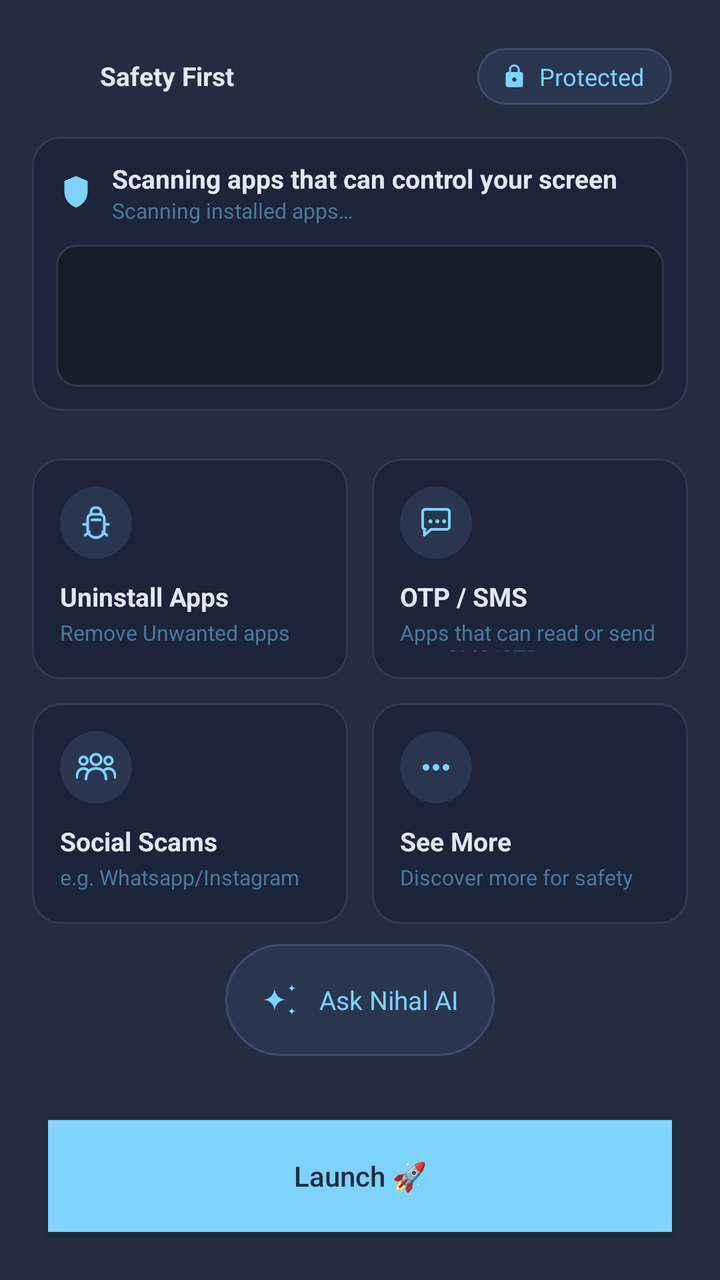
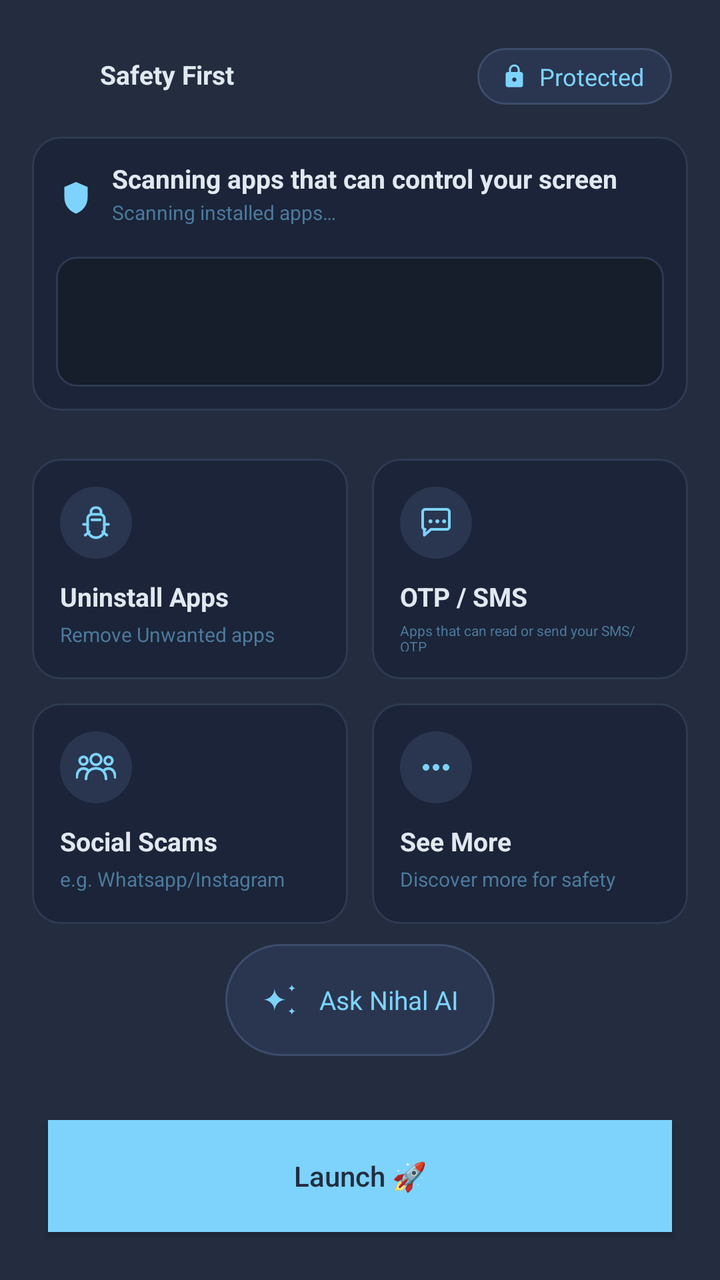

An Android layout rendered at two revisions. The XML below is the earlier revision; the diff shows what the commit changed to produce the second picture.
<!-- AndroidManifest.xml: activity theme Theme.NihalHome -->
<!-- res/layout/activity_main.xml -->
<?xml version="1.0" encoding="utf-8"?>
<LinearLayout xmlns:android="http://schemas.android.com/apk/res/android"
    android:layout_width="match_parent"
    android:layout_height="match_parent"
    android:orientation="vertical"
    android:background="@color/onboarding_background">

    <LinearLayout
        android:id="@+id/topStatusBar"
        android:layout_width="match_parent"
        android:layout_height="wrap_content"
        android:orientation="horizontal"
        android:gravity="center_vertical"
        android:paddingStart="24dp"
        android:paddingEnd="24dp"
        android:paddingTop="24dp">

        <LinearLayout
            android:id="@+id/containerSafetyFirst"
            android:layout_width="0dp"
            android:layout_height="wrap_content"
            android:layout_weight="1"
            android:orientation="horizontal"
            android:gravity="start|center_vertical">

            <ImageView
                android:id="@+id/imageSafetyLogo"
                android:layout_width="20dp"
                android:layout_height="20dp"
                android:layout_marginEnd="6dp"
                android:src="@mipmap/ic_launcher" />

            <TextView
                android:id="@+id/textSafetyFirst"
                android:layout_width="wrap_content"
                android:layout_height="wrap_content"
                android:text="@string/safety_first_title"
                android:textColor="@color/onboarding_heading"
                android:textSize="13sp"
                android:textStyle="bold" />

        </LinearLayout>

        <LinearLayout
            android:id="@+id/containerProtected"
            android:layout_width="wrap_content"
            android:layout_height="wrap_content"
            android:orientation="horizontal"
            android:gravity="center_vertical"
            android:background="@drawable/bg_capsule_protected"
            android:paddingStart="12dp"
            android:paddingEnd="14dp"
            android:paddingTop="6dp"
            android:paddingBottom="6dp">

            <ImageView
                android:id="@+id/imageLockIcon"
                android:layout_width="13dp"
                android:layout_height="13dp"
                android:layout_marginEnd="6dp"
                android:src="@drawable/ic_lock" />

            <TextView
                android:id="@+id/textProtected"
                android:layout_width="wrap_content"
                android:layout_height="wrap_content"
                android:text="@string/protected_label"
                android:textColor="@color/onboarding_accent"
                android:textSize="12sp" />

        </LinearLayout>

    </LinearLayout>

    <LinearLayout
        android:id="@+id/middleContentArea"
        android:layout_width="match_parent"
        android:layout_height="0dp"
        android:layout_weight="1"
        android:orientation="vertical">

        <FrameLayout
            android:id="@+id/containerFirstPart"
            android:layout_width="match_parent"
            android:layout_height="0dp"
            android:layout_weight="35"
            android:padding="16dp">

            <LinearLayout
                android:id="@+id/boxFirstPart"
                android:layout_width="match_parent"
                android:layout_height="match_parent"
                android:orientation="vertical"
                android:background="@drawable/bg_scan_card"
                android:padding="12dp">

                <LinearLayout
                    android:layout_width="match_parent"
                    android:layout_height="wrap_content"
                    android:orientation="horizontal"
                    android:gravity="center_vertical"
                    android:layout_marginBottom="10dp">

                    <ImageView
                        android:layout_width="20dp"
                        android:layout_height="20dp"
                        android:layout_marginEnd="8dp"
                        android:src="@drawable/ic_shield_scan" />

                    <LinearLayout
                        android:layout_width="0dp"
                        android:layout_height="wrap_content"
                        android:layout_weight="1"
                        android:orientation="vertical">

                        <TextView
                            android:text="@string/scan_title"
                            android:layout_width="wrap_content"
                            android:layout_height="wrap_content"
                            android:textColor="@color/onboarding_heading"
                            android:textSize="13sp"
                            android:textStyle="bold" />

                        <TextView
                            android:id="@+id/textScanSubtitle"
                            android:text="@string/scan_subtitle_running"
                            android:layout_width="wrap_content"
                            android:layout_height="wrap_content"
                            android:textColor="@color/terminal_text_dim"
                            android:textSize="10.5sp" />

                    </LinearLayout>

                </LinearLayout>

                <FrameLayout
                    android:layout_width="match_parent"
                    android:layout_height="0dp"
                    android:layout_weight="1">

                    <ScrollView
                        android:id="@+id/scrollTerminal"
                        android:layout_width="match_parent"
                        android:layout_height="match_parent"
                        android:background="@drawable/bg_terminal"
                        android:padding="10dp"
                        android:scrollbars="none"
                        android:visibility="visible">

                        <TextView
                            android:id="@+id/textTerminalLog"
                            android:layout_width="match_parent"
                            android:layout_height="wrap_content"
                            android:fontFamily="monospace"
                            android:textColor="@color/terminal_text"
                            android:textSize="9.5sp"
                            android:lineSpacingExtra="2dp" />

                    </ScrollView>

                    <ScrollView
                        android:id="@+id/scrollResults"
                        android:layout_width="match_parent"
                        android:layout_height="match_parent"
                        android:scrollbars="none"
                        android:visibility="gone">

                        <LinearLayout
                            android:id="@+id/containerRiskResults"
                            android:layout_width="match_parent"
                            android:layout_height="wrap_content"
                            android:orientation="vertical" />

                    </ScrollView>

                    <LinearLayout
                        android:id="@+id/containerNoIssues"
                        android:layout_width="match_parent"
                        android:layout_height="match_parent"
                        android:orientation="vertical"
                        android:gravity="center"
                        android:paddingStart="10dp"
                        android:paddingEnd="10dp"
                        android:paddingTop="4dp"
                        android:paddingBottom="4dp"
                        android:visibility="gone">

                        <ImageView
                            android:layout_width="@dimen/no_issues_icon_size"
                            android:layout_height="@dimen/no_issues_icon_size"
                            android:layout_marginBottom="4dp"
                            android:adjustViewBounds="true"
                            android:scaleType="fitCenter"
                            android:src="@drawable/ic_shield_check" />

                        <TextView
                            android:text="@string/no_issues_found_title"
                            android:layout_width="match_parent"
                            android:layout_height="wrap_content"
                            android:textColor="@color/onboarding_heading"
                            android:textStyle="bold"
                            android:gravity="center"
                            android:maxLines="1"
                            android:autoSizeTextType="uniform"
                            android:autoSizeMinTextSize="8sp"
                            android:autoSizeMaxTextSize="13sp"
                            android:autoSizeStepGranularity="1sp" />

                        <TextView
                            android:text="@string/no_issues_found_subtitle"
                            android:layout_width="match_parent"
                            android:layout_height="wrap_content"
                            android:layout_marginTop="2dp"
                            android:textColor="@color/terminal_text_dim"
                            android:gravity="center"
                            android:maxLines="2"
                            android:autoSizeTextType="uniform"
                            android:autoSizeMinTextSize="7sp"
                            android:autoSizeMaxTextSize="10sp"
                            android:autoSizeStepGranularity="1sp" />

                    </LinearLayout>

                </FrameLayout>

            </LinearLayout>

        </FrameLayout>

        <LinearLayout
            android:id="@+id/containerSecondPart"
            android:layout_width="match_parent"
            android:layout_height="0dp"
            android:layout_weight="65"
            android:orientation="vertical"
            android:paddingStart="16dp"
            android:paddingEnd="16dp"
            android:paddingTop="8dp"
            android:paddingBottom="8dp">

            <LinearLayout
                android:layout_width="match_parent"
                android:layout_height="0dp"
                android:layout_weight="1"
                android:orientation="horizontal">

                <LinearLayout
                    android:id="@+id/cardUninstallApps"
                    android:layout_width="0dp"
                    android:layout_height="match_parent"
                    android:layout_weight="1"
                    android:layout_marginEnd="6dp"
                    android:layout_marginBottom="6dp"
                    android:orientation="vertical"
                    android:background="@drawable/bg_feature_card"
                    android:clickable="true"
                    android:focusable="true"
                    android:padding="14dp">

                    <ImageView
                        android:layout_width="36dp"
                        android:layout_height="36dp"
                        android:layout_marginBottom="10dp"
                        android:background="@drawable/bg_feature_icon_circle"
                        android:padding="8dp"
                        android:src="@drawable/ic_feature_uninstall" />

                    <TextView
                        android:text="@string/feature_uninstall_title"
                        android:layout_width="wrap_content"
                        android:layout_height="wrap_content"
                        android:textColor="@color/onboarding_heading"
                        android:textSize="13sp"
                        android:textStyle="bold" />

                    <TextView
                        android:text="@string/feature_uninstall_subtitle"
                        android:layout_width="wrap_content"
                        android:layout_height="wrap_content"
                        android:layout_marginTop="2dp"
                        android:textColor="@color/terminal_text_dim"
                        android:textSize="10.5sp" />

                </LinearLayout>

                <LinearLayout
                    android:id="@+id/cardOtpSms"
                    android:layout_width="0dp"
                    android:layout_height="match_parent"
                    android:layout_weight="1"
                    android:layout_marginStart="6dp"
                    android:layout_marginBottom="6dp"
                    android:orientation="vertical"
                    android:background="@drawable/bg_feature_card"
                    android:clickable="true"
                    android:focusable="true"
                    android:padding="14dp">

                    <ImageView
                        android:layout_width="36dp"
                        android:layout_height="36dp"
                        android:layout_marginBottom="10dp"
                        android:background="@drawable/bg_feature_icon_circle"
                        android:padding="8dp"
                        android:src="@drawable/ic_feature_otp_sms" />

                    <TextView
                        android:text="@string/feature_otp_sms_title"
                        android:layout_width="wrap_content"
                        android:layout_height="wrap_content"
                        android:textColor="@color/onboarding_heading"
                        android:textSize="13sp"
                        android:textStyle="bold" />

                    <TextView
                        android:text="@string/feature_otp_sms_subtitle"
                        android:layout_width="wrap_content"
                        android:layout_height="wrap_content"
                        android:layout_marginTop="2dp"
                        android:textColor="@color/terminal_text_dim"
                        android:textSize="10.5sp" />

                </LinearLayout>

            </LinearLayout>

            <LinearLayout
                android:layout_width="match_parent"
                android:layout_height="0dp"
                android:layout_weight="1"
                android:orientation="horizontal">

                <LinearLayout
                    android:id="@+id/cardSocialScams"
                    android:layout_width="0dp"
                    android:layout_height="match_parent"
                    android:layout_weight="1"
                    android:layout_marginEnd="6dp"
                    android:layout_marginTop="6dp"
                    android:orientation="vertical"
                    android:background="@drawable/bg_feature_card"
                    android:clickable="true"
                    android:focusable="true"
                    android:padding="14dp">

                    <ImageView
                        android:layout_width="36dp"
                        android:layout_height="36dp"
                        android:layout_marginBottom="10dp"
                        android:background="@drawable/bg_feature_icon_circle"
                        android:padding="8dp"
                        android:src="@drawable/ic_feature_social_scams" />

                    <TextView
                        android:text="@string/feature_social_scams_title"
                        android:layout_width="wrap_content"
                        android:layout_height="wrap_content"
                        android:textColor="@color/onboarding_heading"
                        android:textSize="13sp"
                        android:textStyle="bold" />

                    <TextView
                        android:text="@string/feature_social_scams_subtitle"
                        android:layout_width="wrap_content"
                        android:layout_height="wrap_content"
                        android:layout_marginTop="2dp"
                        android:textColor="@color/terminal_text_dim"
                        android:textSize="10.5sp" />

                </LinearLayout>

                <LinearLayout
                    android:id="@+id/cardSeeMore"
                    android:layout_width="0dp"
                    android:layout_height="match_parent"
                    android:layout_weight="1"
                    android:layout_marginStart="6dp"
                    android:layout_marginTop="6dp"
                    android:orientation="vertical"
                    android:background="@drawable/bg_feature_card"
                    android:clickable="true"
                    android:focusable="true"
                    android:padding="14dp">

                    <ImageView
                        android:layout_width="36dp"
                        android:layout_height="36dp"
                        android:layout_marginBottom="10dp"
                        android:background="@drawable/bg_feature_icon_circle"
                        android:padding="8dp"
                        android:src="@drawable/ic_feature_see_more" />

                    <TextView
                        android:text="@string/feature_see_more_title"
                        android:layout_width="wrap_content"
                        android:layout_height="wrap_content"
                        android:textColor="@color/onboarding_heading"
                        android:textSize="13sp"
                        android:textStyle="bold" />

                    <TextView
                        android:text="@string/feature_see_more_subtitle"
                        android:layout_width="wrap_content"
                        android:layout_height="wrap_content"
                        android:layout_marginTop="2dp"
                        android:textColor="@color/terminal_text_dim"
                        android:textSize="10.5sp" />

                </LinearLayout>

            </LinearLayout>

            <LinearLayout
                android:id="@+id/containerAskNihalAi"
                android:layout_width="wrap_content"
                android:layout_height="56dp"
                android:layout_marginTop="10dp"
                android:layout_gravity="center_horizontal"
                android:orientation="horizontal"
                android:gravity="center"
                android:background="@drawable/bg_capsule_protected"
                android:clickable="true"
                android:focusable="true"
                android:paddingStart="16dp"
                android:paddingEnd="18dp">

                <ImageView
                    android:layout_width="23dp"
                    android:layout_height="23dp"
                    android:layout_marginEnd="8dp"
                    android:src="@drawable/ic_sparkles" />

                <TextView
                    android:text="@string/ask_nihal_ai_label"
                    android:layout_width="wrap_content"
                    android:layout_height="wrap_content"
                    android:textColor="@color/onboarding_accent"
                    android:textSize="13sp" />

            </LinearLayout>

        </LinearLayout>

    </LinearLayout>

    <Button
        android:id="@+id/buttonGo"
        android:layout_width="match_parent"
        android:layout_height="56dp"
        android:layout_margin="24dp"
        android:background="@color/onboarding_accent"
        android:text="@string/action_go"
        android:textColor="@color/onboarding_button_text"
        android:textAllCaps="false"
        android:elevation="0dp" />

</LinearLayout>
<!-- resources referenced by this layout -->
<resources>
  <color name="onboarding_accent">#7DD3FC</color>
  <color name="onboarding_background">#232D3F</color>
  <color name="onboarding_button_text">#232D3F</color>
  <color name="onboarding_heading">#E2E8F0</color>
  <color name="terminal_text">#7DD3FC</color>
  <color name="terminal_text_dim">#4C7A9C</color>
  <dimen name="no_issues_icon_size">28dp</dimen>
  <!-- drawable bg_capsule_protected (drawable) -->
  <shape xmlns:android="http://schemas.android.com/apk/res/android"
      android:shape="rectangle">
      <solid android:color="@color/protected_capsule_background" />
      <stroke
          android:width="1dp"
          android:color="@color/protected_capsule_border" />
      <corners android:radius="50dp" />
  </shape>
  <!-- drawable bg_feature_card (drawable) -->
  <?xml version="1.0" encoding="utf-8"?>
  <shape xmlns:android="http://schemas.android.com/apk/res/android"
      android:shape="rectangle">
      <solid android:color="@color/scan_card_background" />
      <stroke
          android:width="1dp"
          android:color="@color/scan_card_border" />
      <corners android:radius="14dp" />
  </shape>
  <!-- drawable bg_feature_icon_circle (drawable) -->
  <?xml version="1.0" encoding="utf-8"?>
  <shape xmlns:android="http://schemas.android.com/apk/res/android"
      android:shape="oval">
      <solid android:color="@color/protected_capsule_background" />
  </shape>
  <!-- drawable bg_scan_card (drawable) -->
  <?xml version="1.0" encoding="utf-8"?>
  <shape xmlns:android="http://schemas.android.com/apk/res/android"
      android:shape="rectangle">
      <solid android:color="@color/scan_card_background" />
      <stroke
          android:width="1dp"
          android:color="@color/scan_card_border" />
      <corners android:radius="14dp" />
  </shape>
  <!-- drawable bg_terminal (drawable) -->
  <?xml version="1.0" encoding="utf-8"?>
  <shape xmlns:android="http://schemas.android.com/apk/res/android"
      android:shape="rectangle">
      <solid android:color="@color/terminal_background" />
      <stroke
          android:width="1dp"
          android:color="@color/terminal_border" />
      <corners android:radius="10dp" />
  </shape>
  <!-- mipmap ic_launcher (mipmap-anydpi-v26) -->
  <?xml version="1.0" encoding="utf-8"?>
  <adaptive-icon xmlns:android="http://schemas.android.com/apk/res/android">
      <background android:drawable="@drawable/ic_launcher_background"/>
      <foreground android:drawable="@drawable/ic_launcher_foreground"/>
  </adaptive-icon>
  <string name="action_go">Launch 🚀</string>
  <string name="ask_nihal_ai_label">Ask Nihal AI</string>
  <string name="feature_otp_sms_subtitle">Apps that can read or send your SMS/OTP</string>
  <string name="feature_otp_sms_title">OTP / SMS</string>
  <string name="feature_see_more_subtitle">Discover more for safety</string>
  <string name="feature_see_more_title">See More</string>
  <string name="feature_social_scams_subtitle">e.g. Whatsapp/Instagram</string>
  <string name="feature_social_scams_title">Social Scams</string>
  <string name="feature_uninstall_subtitle">Remove Unwanted apps</string>
  <string name="feature_uninstall_title">Uninstall Apps</string>
  <string name="no_issues_found_subtitle">No Apps Found that can control your screen</string>
  <string name="no_issues_found_title">No Issues Found</string>
  <string name="protected_label">Protected</string>
  <string name="safety_first_title">Safety First</string>
  <string name="scan_subtitle_running">Scanning installed apps…</string>
  <string name="scan_title">Scanning apps that can control your screen</string>
  <color name="protected_capsule_background">#2A3650</color>
  <color name="protected_capsule_border">#3D4C6B</color>
  <color name="scan_card_background">#1B2438</color>
  <color name="scan_card_border">#2E3A52</color>
  <color name="terminal_background">#161D2B</color>
  <color name="terminal_border">#2E3A52</color>
  <color name="safe_state_icon">#4ADE80</color>
  <!-- unchanged entries left out for length: 11 -->
</resources>

<!-- the commit's change to res/layout/activity_main.xml (unified diff, before → after) -->
@@ -32,12 +32,17 @@
 
             <TextView
                 android:id="@+id/textSafetyFirst"
-                android:layout_width="wrap_content"
+                android:layout_width="match_parent"
                 android:layout_height="wrap_content"
                 android:text="@string/safety_first_title"
                 android:textColor="@color/onboarding_heading"
-                android:textSize="13sp"
-                android:textStyle="bold" />
+                android:textStyle="bold"
+                android:maxLines="1"
+                android:ellipsize="end"
+                android:autoSizeTextType="uniform"
+                android:autoSizeMinTextSize="8sp"
+                android:autoSizeMaxTextSize="13sp"
+                android:autoSizeStepGranularity="1sp" />
 
         </LinearLayout>
 
@@ -115,19 +120,29 @@
 
                         <TextView
                             android:text="@string/scan_title"
-                            android:layout_width="wrap_content"
+                            android:layout_width="match_parent"
                             android:layout_height="wrap_content"
                             android:textColor="@color/onboarding_heading"
-                            android:textSize="13sp"
-                            android:textStyle="bold" />
+                            android:textStyle="bold"
+                            android:maxLines="1"
+                            android:ellipsize="end"
+                            android:autoSizeTextType="uniform"
+                            android:autoSizeMinTextSize="7sp"
+                            android:autoSizeMaxTextSize="13sp"
+                            android:autoSizeStepGranularity="1sp" />
 
                         <TextView
                             android:id="@+id/textScanSubtitle"
                             android:text="@string/scan_subtitle_running"
-                            android:layout_width="wrap_content"
+                            android:layout_width="match_parent"
                             android:layout_height="wrap_content"
                             android:textColor="@color/terminal_text_dim"
-                            android:textSize="10.5sp" />
+                            android:maxLines="1"
+                            android:ellipsize="end"
+                            android:autoSizeTextType="uniform"
+                            android:autoSizeMinTextSize="6sp"
+                            android:autoSizeMaxTextSize="10.5sp"
+                            android:autoSizeStepGranularity="1sp" />
 
                     </LinearLayout>
 
@@ -267,19 +282,29 @@
 
                     <TextView
                         android:text="@string/feature_uninstall_title"
-                        android:layout_width="wrap_content"
+                        android:layout_width="match_parent"
                         android:layout_height="wrap_content"
                         android:textColor="@color/onboarding_heading"
-                        android:textSize="13sp"
-                        android:textStyle="bold" />
+                        android:textStyle="bold"
+                        android:maxLines="1"
+                        android:ellipsize="end"
+                        android:autoSizeTextType="uniform"
+                        android:autoSizeMinTextSize="8sp"
+                        android:autoSizeMaxTextSize="13sp"
+                        android:autoSizeStepGranularity="1sp" />
 
                     <TextView
                         android:text="@string/feature_uninstall_subtitle"
-                        android:layout_width="wrap_content"
+                        android:layout_width="match_parent"
                         android:layout_height="wrap_content"
                         android:layout_marginTop="2dp"
                         android:textColor="@color/terminal_text_dim"
-                        android:textSize="10.5sp" />
+                        android:maxLines="2"
+                        android:ellipsize="end"
+                        android:autoSizeTextType="uniform"
+                        android:autoSizeMinTextSize="7sp"
+                        android:autoSizeMaxTextSize="10.5sp"
+                        android:autoSizeStepGranularity="1sp" />
 
                 </LinearLayout>
 
@@ -306,19 +331,29 @@
 
                     <TextView
                         android:text="@string/feature_otp_sms_title"
-                        android:layout_width="wrap_content"
+                        android:layout_width="match_parent"
                         android:layout_height="wrap_content"
                         android:textColor="@color/onboarding_heading"
-                        android:textSize="13sp"
-                        android:textStyle="bold" />
+                        android:textStyle="bold"
+                        android:maxLines="1"
+                        android:ellipsize="end"
+                        android:autoSizeTextType="uniform"
+                        android:autoSizeMinTextSize="8sp"
+                        android:autoSizeMaxTextSize="13sp"
+                        android:autoSizeStepGranularity="1sp" />
 
                     <TextView
                         android:text="@string/feature_otp_sms_subtitle"
-                        android:layout_width="wrap_content"
+                        android:layout_width="match_parent"
                         android:layout_height="wrap_content"
                         android:layout_marginTop="2dp"
                         android:textColor="@color/terminal_text_dim"
-                        android:textSize="10.5sp" />
+                        android:maxLines="2"
+                        android:ellipsize="end"
+                        android:autoSizeTextType="uniform"
+                        android:autoSizeMinTextSize="7sp"
+                        android:autoSizeMaxTextSize="10.5sp"
+                        android:autoSizeStepGranularity="1sp" />
 
                 </LinearLayout>
 
@@ -353,19 +388,29 @@
 
                     <TextView
                         android:text="@string/feature_social_scams_title"
-                        android:layout_width="wrap_content"
+                        android:layout_width="match_parent"
                         android:layout_height="wrap_content"
                         android:textColor="@color/onboarding_heading"
-                        android:textSize="13sp"
-                        android:textStyle="bold" />
+                        android:textStyle="bold"
+                        android:maxLines="1"
+                        android:ellipsize="end"
+                        android:autoSizeTextType="uniform"
+                        android:autoSizeMinTextSize="8sp"
+                        android:autoSizeMaxTextSize="13sp"
+                        android:autoSizeStepGranularity="1sp" />
 
                     <TextView
                         android:text="@string/feature_social_scams_subtitle"
-                        android:layout_width="wrap_content"
+                        android:layout_width="match_parent"
                         android:layout_height="wrap_content"
                         android:layout_marginTop="2dp"
                         android:textColor="@color/terminal_text_dim"
-                        android:textSize="10.5sp" />
+                        android:maxLines="2"
+                        android:ellipsize="end"
+                        android:autoSizeTextType="uniform"
+                        android:autoSizeMinTextSize="7sp"
+                        android:autoSizeMaxTextSize="10.5sp"
+                        android:autoSizeStepGranularity="1sp" />
 
                 </LinearLayout>
 
@@ -392,19 +437,29 @@
 
                     <TextView
                         android:text="@string/feature_see_more_title"
-                        android:layout_width="wrap_content"
+                        android:layout_width="match_parent"
                         android:layout_height="wrap_content"
                         android:textColor="@color/onboarding_heading"
-                        android:textSize="13sp"
-                        android:textStyle="bold" />
+                        android:textStyle="bold"
+                        android:maxLines="1"
+                        android:ellipsize="end"
+                        android:autoSizeTextType="uniform"
+                        android:autoSizeMinTextSize="8sp"
+                        android:autoSizeMaxTextSize="13sp"
+                        android:autoSizeStepGranularity="1sp" />
 
                     <TextView
                         android:text="@string/feature_see_more_subtitle"
-                        android:layout_width="wrap_content"
+                        android:layout_width="match_parent"
                         android:layout_height="wrap_content"
                         android:layout_marginTop="2dp"
                         android:textColor="@color/terminal_text_dim"
-                        android:textSize="10.5sp" />
+                        android:maxLines="2"
+                        android:ellipsize="end"
+                        android:autoSizeTextType="uniform"
+                        android:autoSizeMinTextSize="7sp"
+                        android:autoSizeMaxTextSize="10.5sp"
+                        android:autoSizeStepGranularity="1sp" />
 
                 </LinearLayout>
 
@@ -435,7 +490,9 @@
                     android:layout_width="wrap_content"
                     android:layout_height="wrap_content"
                     android:textColor="@color/onboarding_accent"
-                    android:textSize="13sp" />
+                    android:textSize="13sp"
+                    android:maxLines="1"
+                    android:ellipsize="end" />
 
             </LinearLayout>
 
